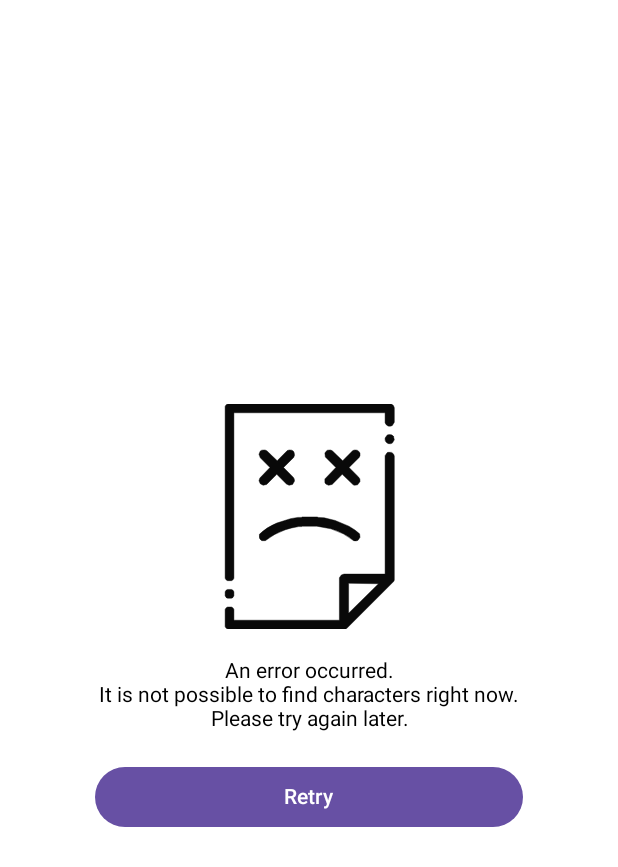
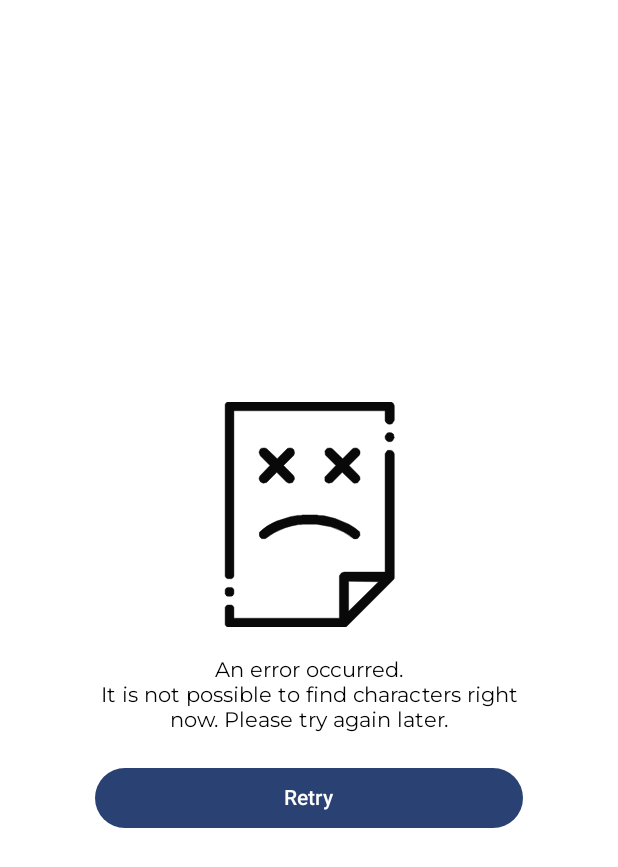
Before and after one commit to TomFrolka/PotterPedie, an Android app built with Jetpack Compose: the @Preview function ErrorDialogPreview, on a phone screen of 412 x 824 dp. Shown: the top 867 px of the screen. Run offline under Robolectric (Android 15) with nearby library versions, the phone set to English and light mode, and no system bars; network calls fail; pictures from the network do not load.

Commit message:
Fix empty screen after configuration change. Some minor adjustments, cleanup.

```diff
--- a/app/build.gradle
+++ b/app/build.gradle
@@ -67,7 +67,6 @@ dependencies {
     androidTestImplementation 'androidx.compose.ui:ui-test-junit4'
     debugImplementation 'androidx.compose.ui:ui-tooling'
     debugImplementation 'androidx.compose.ui:ui-test-manifest'
-
     implementation("androidx.lifecycle:lifecycle-runtime-compose:2.6.1")
 
 
@@ -88,7 +87,6 @@ dependencies {
     implementation 'com.squareup.retrofit2:retrofit:2.9.0'
     testImplementation "com.squareup.okhttp3:mockwebserver:5.0.0-alpha.11"
 
-
     //Timber
     implementation 'com.jakewharton.timber:timber:5.0.1'
 
--- a/app/src/main/java/com/tf/potterpedie/data/core/BaseNetworkDataSource.kt
+++ b/app/src/main/java/com/tf/potterpedie/data/core/BaseNetworkDataSource.kt
@@ -8,7 +8,7 @@ abstract class BaseNetworkDataSource {
     protected open suspend fun <T> getResult(call: suspend () -> Response<T>): DataState<T> {
         try {
             val response = call()
-            if (response.isSuccessful) { //TODO add extension functions ifTrue ifFalse
+            if (response.isSuccessful) {
                 val body = response.body()
                 body?.let { return DataState.Success(body) }
             }
--- a/app/src/main/java/com/tf/potterpedie/presentation/components/ErrorDialog.kt
+++ b/app/src/main/java/com/tf/potterpedie/presentation/components/ErrorDialog.kt
@@ -20,6 +20,7 @@ import androidx.compose.ui.tooling.preview.Preview
 import androidx.compose.ui.unit.dp
 import coil.compose.AsyncImage
 import com.tf.potterpedie.R
+import com.tf.potterpedie.presentation.theme.PotterpedieTheme
 
 @Composable
 fun ErrorDialog(onError: () -> Unit) {
@@ -56,5 +57,7 @@ fun ErrorDialog(onError: () -> Unit) {
 @Preview
 @Composable
 fun ErrorDialogPreview() {
-    ErrorDialog {}
+    PotterpedieTheme {
+        ErrorDialog {}
+    }
 }
--- a/app/src/main/java/com/tf/potterpedie/presentation/navigation/Navigation.kt
+++ b/app/src/main/java/com/tf/potterpedie/presentation/navigation/Navigation.kt
@@ -18,9 +18,7 @@ import com.tf.potterpedie.presentation.home.HomeScreen
 
 @OptIn(ExperimentalAnimationApi::class)
 @Composable
-fun MainNavGraph(
-    onScreenLoaded: () -> Unit
-) {
+fun MainNavGraph() {
     val navController = rememberAnimatedNavController()
     AnimatedNavHost(
         navController = navController,
@@ -29,7 +27,7 @@ fun MainNavGraph(
         setComposable(
             route = Screen.HomeScreen.route
         ) {
-            HomeScreen(navController = navController) { onScreenLoaded() }
+            HomeScreen(navController = navController)
         }
         setComposable(
             route = Screen.DetailScreen.route
--- /dev/null
+++ b/app/src/main/res/values-night-v27/splash.xml
@@ -0,0 +1,11 @@
+<?xml version="1.0" encoding="utf-8"?>
+<resources>
+
+    <style name="Theme.Potterpedie.Splash" parent="Theme.SplashScreen">
+        <item name="windowSplashScreenBackground">#003EAA</item>
+        <item name="windowSplashScreenAnimatedIcon">@drawable/splash</item>
+        <item name="postSplashScreenTheme">@style/Theme.Potterpedie</item>
+        <item name="android:windowLayoutInDisplayCutoutMode">default</item>
+
+    </style>
+</resources>
--- a/app/src/main/res/values-night/splash.xml
+++ b/app/src/main/res/values-night/splash.xml
@@ -4,5 +4,7 @@
         <item name="windowSplashScreenBackground">#003EAA</item>
         <item name="windowSplashScreenAnimatedIcon">@drawable/splash</item>
         <item name="postSplashScreenTheme">@style/Theme.Potterpedie</item>
+        <item name="android:windowLayoutInDisplayCutoutMode">default</item>
+
     </style>
 </resources>
--- /dev/null
+++ b/app/src/main/res/values-v27/splash.xml
@@ -0,0 +1,11 @@
+<?xml version="1.0" encoding="utf-8"?>
+<resources>
+
+    <style name="Theme.Potterpedie.Splash" parent="Theme.SplashScreen">
+        <item name="windowSplashScreenBackground">#FFFFFF</item>
+        <item name="windowSplashScreenAnimatedIcon">@drawable/splash</item>
+        <item name="postSplashScreenTheme">@style/Theme.Potterpedie</item>
+        <item name="android:windowLayoutInDisplayCutoutMode">default</item>
+
+    </style>
+</resources>
--- a/app/src/main/res/values/dimens.xml
+++ b/app/src/main/res/values/dimens.xml
@@ -1,5 +1,6 @@
 <?xml version="1.0" encoding="utf-8"?>
 <resources>
+    <dimen name="padding_very_small">4dp</dimen>
     <dimen name="padding_small">8dp</dimen>
     <dimen name="padding_medium">16dp</dimen>
     <dimen name="image_size">64dp</dimen>
```
Also changed, not shown: app/src/main/java/com/tf/potterpedie/MainActivity.kt (+5 -4 lines), app/src/main/java/com/tf/potterpedie/MainViewmodel.kt (added, +23 -0 lines), app/src/main/java/com/tf/potterpedie/presentation/components/DetailEntry.kt (+21 -3 lines), app/src/main/java/com/tf/potterpedie/presentation/components/SingleItem.kt (+13 -0 lines), app/src/main/java/com/tf/potterpedie/presentation/detail/DetailScreen.kt (+37 -0 lines), app/src/main/java/com/tf/potterpedie/presentation/home/HomeScreen.kt (+1 -8 lines), app/src/main/ic_launcher-playstore.png (added).
